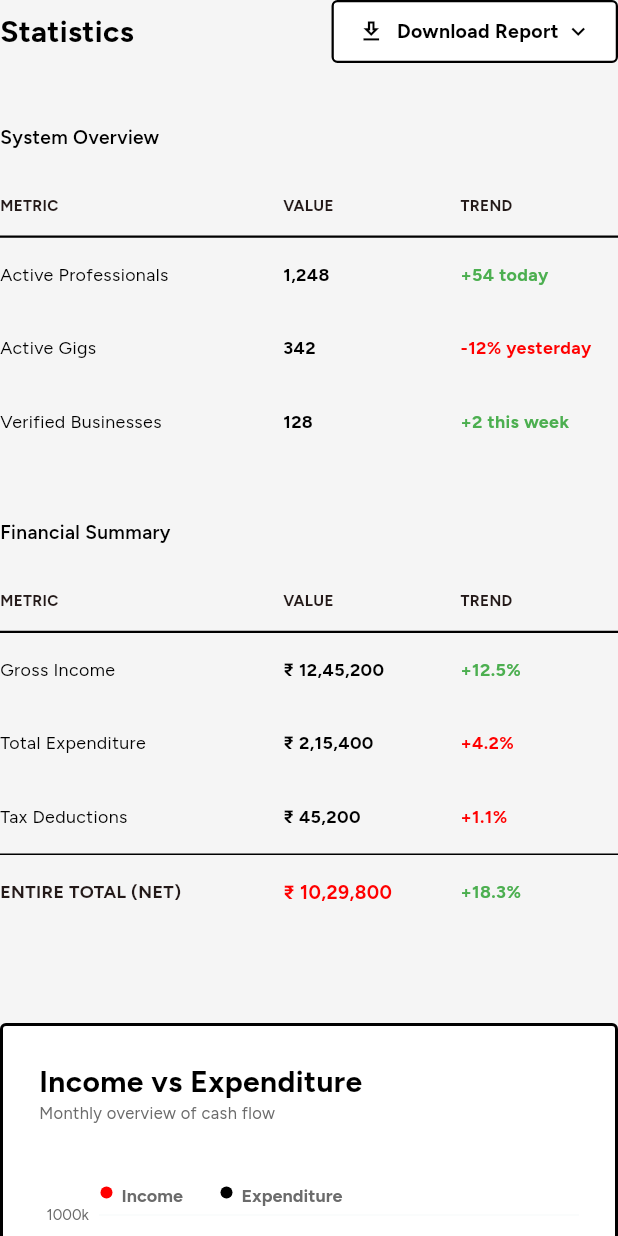
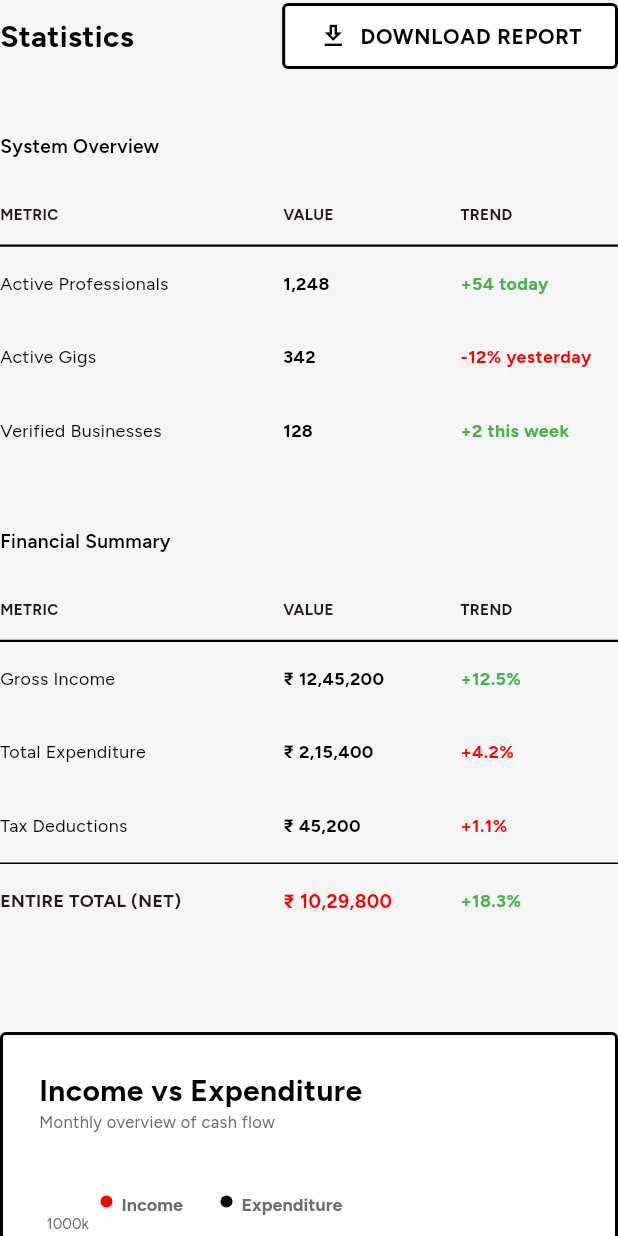
Before and after one commit to ChintalaNavaneeth/shiftley, a Flutter app: the AnalyticsView widget shown alone on an empty page, opened directly, on a phone screen of 412 x 824 dp. Run offline on Flutter 3.47's test engine with Material 3 defaults, Android fonts, the phone set to English and light mode, and no system bars; our stand-ins replace flutter_riverpod, go_router, pinput.

Commit message:
finished super admin

```diff
--- /dev/null
+++ b/frontend/lib/core/design_system/shiftley_button.dart
@@ -0,0 +1,103 @@
+import 'package:flutter/material.dart';
+import 'package:shiftley_frontend/core/design_system/shiftley_tokens.dart';
+
+enum ShiftleyButtonSize { small, medium, large }
+
+class ShiftleyButton extends StatelessWidget {
+  final String label;
+  final VoidCallback? onPressed;
+  final IconData? icon;
+  final ShiftleyButtonSize size;
+  final bool isFullWidth;
+  final bool isPrimary;
+
+  const ShiftleyButton({
+    super.key,
+    required this.label,
+    this.onPressed,
+    this.icon,
+    this.size = ShiftleyButtonSize.medium,
+    this.isFullWidth = false,
+    this.isPrimary = true,
+  });
+
+  @override
+  Widget build(BuildContext context) {
+    final double paddingH = _getPaddingH();
+    final double paddingV = _getPaddingV();
+    final double fontSize = _getFontSize();
+    final double iconSize = _getIconSize();
+
+    final Color bgColor = isPrimary ? ShiftleyTokens.inkBlack : ShiftleyTokens.paperWhite;
+    final Color textColor = isPrimary ? ShiftleyTokens.paperWhite : ShiftleyTokens.inkBlack;
+
+    return SizedBox(
+      width: isFullWidth ? double.infinity : null,
+      child: ElevatedButton(
+        onPressed: onPressed,
+        style: ElevatedButton.styleFrom(
+          backgroundColor: bgColor,
+          foregroundColor: textColor,
+          elevation: 0,
+          padding: EdgeInsets.symmetric(horizontal: paddingH, vertical: paddingV),
+          shape: RoundedRectangleBorder(
+            borderRadius: BorderRadius.circular(ShiftleyTokens.borderRadiusVal),
+            side: const BorderSide(
+              color: ShiftleyTokens.inkBlack,
+              width: ShiftleyTokens.borderWidth,
+            ),
+          ),
+        ),
+        child: Row(
+          mainAxisSize: MainAxisSize.min,
+          mainAxisAlignment: MainAxisAlignment.center,
+          children: [
+            if (icon != null) ...[
+              Icon(icon, size: iconSize, color: textColor),
+              const SizedBox(width: ShiftleyTokens.spaceS),
+            ],
+            Text(
+              label.toUpperCase(),
+              style: ShiftleyTokens.buttonLabel.copyWith(
+                color: textColor,
+                fontSize: fontSize,
+              ),
+            ),
+          ],
+        ),
+      ),
+    );
+  }
+
+  double _getPaddingH() {
+    switch (size) {
+      case ShiftleyButtonSize.small: return ShiftleyTokens.spaceM;
+      case ShiftleyButtonSize.medium: return ShiftleyTokens.spaceL;
+      case ShiftleyButtonSize.large: return ShiftleyTokens.spaceXL;
+    }
+  }
+
+  double _getPaddingV() {
+    switch (size) {
+      case ShiftleyButtonSize.small: return 8.0;
+      case ShiftleyButtonSize.medium: return 12.0;
+      case ShiftleyButtonSize.large: return 16.0;
+    }
+  }
+
+  double _getFontSize() {
+    switch (size) {
+      case ShiftleyButtonSize.small: return 12;
+      case ShiftleyButtonSize.medium: return 14;
+      case ShiftleyButtonSize.large: return 16;
+    }
+  }
+
+  double _getIconSize() {
+    switch (size) {
+      case ShiftleyButtonSize.small: return 16;
+      case ShiftleyButtonSize.medium: return 20;
+      case ShiftleyButtonSize.large: return 24;
+    }
+  }
+}
--- a/frontend/lib/features/admin/presentation/views/analytics_view.dart
+++ b/frontend/lib/features/admin/presentation/views/analytics_view.dart
@@ -1,5 +1,6 @@
 import 'package:flutter/material.dart';
 import 'package:shiftley_frontend/core/design_system/shiftley_tokens.dart';
+import 'package:shiftley_frontend/core/design_system/shiftley_button.dart';
 
 class AnalyticsView extends StatefulWidget {
   const AnalyticsView({super.key});
@@ -9,8 +10,6 @@ class AnalyticsView extends StatefulWidget {
 }
 
 class _AnalyticsViewState extends State<AnalyticsView> {
-  bool _isHovered = false;
-
   // Reduced font size by 15%
   double get _tableFontSizeSmall => (ShiftleyTokens.bodyMedium.fontSize ?? 14.0) * 0.85;
   double get _tableFontSizeLarge => (ShiftleyTokens.bodyLarge.fontSize ?? 16.0) * 0.85;
@@ -112,7 +111,6 @@ class _AnalyticsViewState extends State<AnalyticsView> {
         _buildTableRow('Total Expenditure', '₹ 2,15,400', '+4.2%', false),
         _buildTableRow('Tax Deductions', '₹ 45,200', '+1.1%', false),
         const Divider(color: ShiftleyTokens.inkBlack, thickness: 1.0, height: 1),
-        // Entire Total Row
         Container(
           padding: const EdgeInsets.symmetric(vertical: 12),
           child: Row(
@@ -215,6 +213,7 @@ class _AnalyticsViewState extends State<AnalyticsView> {
       onSelected: (value) {},
       color: ShiftleyTokens.paperWhite,
       elevation: 4,
+      offset: const Offset(0, 50),
       itemBuilder: (context) => [
         const PopupMenuItem(
           value: 'pdf',
@@ -231,26 +230,13 @@ class _AnalyticsViewState extends State<AnalyticsView> {
           ),
         ),
       ],
-      child: MouseRegion(
-        onEnter: (_) => setState(() => _isHovered = true),
-        onExit: (_) => setState(() => _isHovered = false),
-        child: AnimatedContainer(
-          duration: const Duration(milliseconds: 200),
-          padding: const EdgeInsets.symmetric(horizontal: 16, vertical: 10),
-          decoration: BoxDecoration(
-            color: _isHovered ? Colors.blue : ShiftleyTokens.paperWhite,
-            border: Border.all(color: ShiftleyTokens.inkBlack, width: 1.5),
-            borderRadius: BorderRadius.circular(ShiftleyTokens.borderRadiusVal),
-          ),
-          child: Row(
-            children: [
-              Icon(Icons.download_outlined, color: _isHovered ? Colors.white : ShiftleyTokens.inkBlack, size: 18),
-              const SizedBox(width: 8),
-              Text('Download Report', style: TextStyle(color: _isHovered ? Colors.white : ShiftleyTokens.inkBlack, fontWeight: FontWeight.bold, fontSize: 13)),
-              const SizedBox(width: 4),
-              Icon(Icons.keyboard_arrow_down, color: _isHovered ? Colors.white : ShiftleyTokens.inkBlack, size: 18),
-            ],
-          ),
+      child: IgnorePointer(
+        child: ShiftleyButton(
+          label: 'Download Report',
+          icon: Icons.download_outlined,
+          onPressed: () {},
+          isPrimary: false,
+          size: ShiftleyButtonSize.medium,
         ),
       ),
     );
@@ -341,7 +327,7 @@ class _ChartPainter extends CustomPainter {
     final chartHeight = size.height - bottomPadding - topPadding;
     final incomePaint = Paint()..color = ShiftleyTokens.primaryRed..style = PaintingStyle.stroke..strokeWidth = 3.0..strokeCap = StrokeCap.round;
     final expenditurePaint = Paint()..color = ShiftleyTokens.inkBlack..style = PaintingStyle.stroke..strokeWidth = 3.0..strokeCap = StrokeCap.round;
-    final gridPaint = Paint()..color = ShiftleyTokens.utilityGrey.withValues(alpha: 0.1)..strokeWidth = 1.0;
+    final gridPaint = Paint()..color = ShiftleyTokens.utilityGrey.withOpacity(0.1)..strokeWidth = 1.0;
     for (int i = 0; i <= 5; i++) {
       final y = topPadding + chartHeight * (1 - i / 5);
       canvas.drawLine(Offset(leftPadding, y), Offset(size.width, y), gridPaint);
```
Also changed, not shown: frontend/lib/features/admin/presentation/views/config_view.dart (+4 -7 lines), frontend/lib/features/admin/presentation/views/dispute_view.dart (+27 -38 lines), frontend/lib/features/admin/presentation/views/taxonomy_view.dart (+57 -67 lines), frontend/lib/features/admin/presentation/views/user_management_view.dart (+31 -51 lines).
